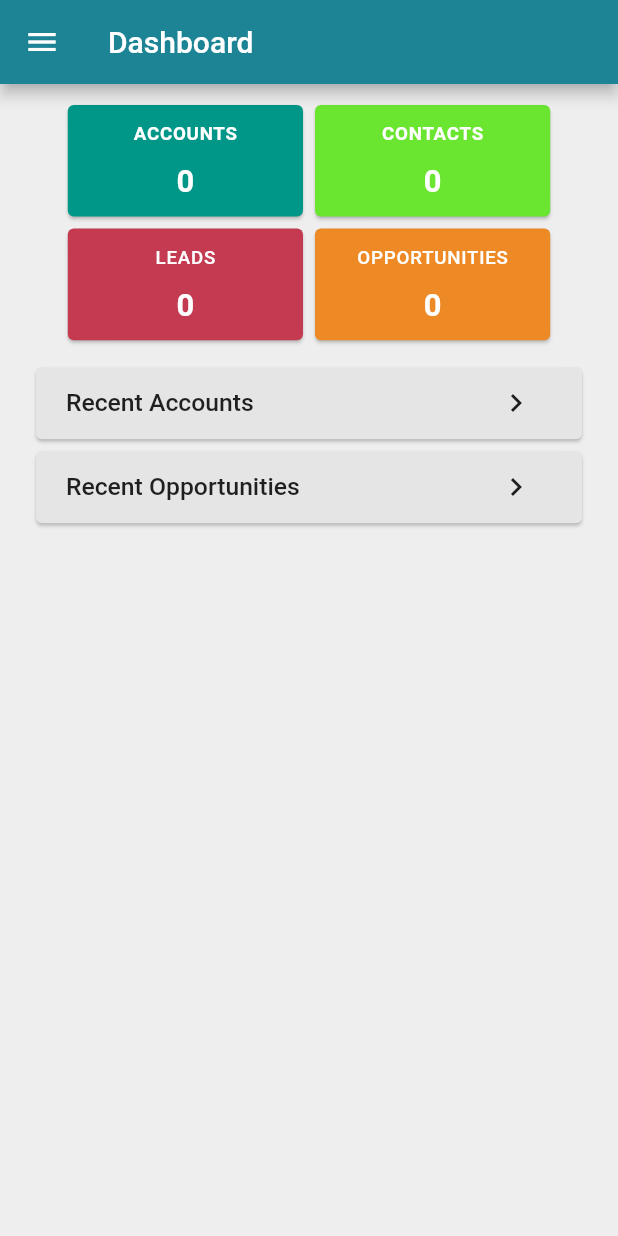
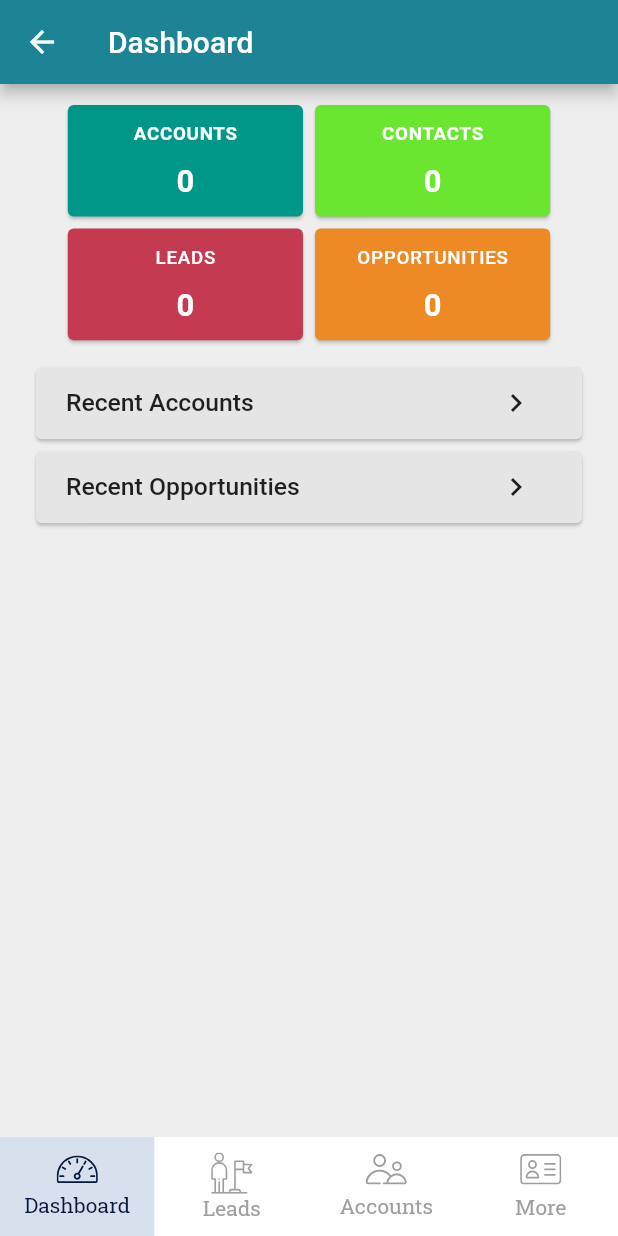
Before and after one commit to MicroPyramid/flutter-crm, a Flutter app: the Dashboard screen opened by its route, on a phone screen of 412 x 824 dp. Run offline on Flutter 3.47's test engine with Material 2 defaults, Android fonts, the phone set to English and light mode, and no system bars; our stand-ins replace connectivity, dropdown_search, file_picker, flushbar, flutter_svg, fluttertoast and 2 more; missing offline and left inert: json_table, smart_select, textfield_tags; accounts and stored records are empty.

Commit message:
sidebar seperate page

```diff
--- a/lib/main.dart
+++ b/lib/main.dart
@@ -16,6 +16,7 @@ import 'package:flutter_crm/ui/screens/marketing/campaigns/campaigns_index.dart'
 import 'package:flutter_crm/ui/screens/marketing/contacts/contacts_index.dart';
 import 'package:flutter_crm/ui/screens/marketing/dashboard/dashboard_index.dart';
 import 'package:flutter_crm/ui/screens/marketing/email_templates/email_index.dart';
+import 'package:flutter_crm/ui/screens/more_options_screen.dart';
 import 'package:flutter_crm/ui/screens/opportunities/opportunities_index.dart';
 import 'package:flutter_crm/ui/screens/profile/change_password.dart';
 import 'package:flutter_crm/ui/screens/profile/profile_details.dart';
@@ -47,7 +48,7 @@ class MyApp extends StatelessWidget {
         '/user_register': (BuildContext context) => UserRegister(),
         '/user_login': (BuildContext context) => UserLogin(),
         '/forgot_password': (BuildContext context) => ForgotPassword(),
-        '/sales_dashboard': (BuildContext context) => Dashboard(),
+        '/dashboard': (BuildContext context) => Dashboard(),
         '/accounts': (BuildContext context) => AccountsScreen(),
         '/cases': (BuildContext context) => CasesScreen(),
         '/sales_contacts': (BuildContext context) => ContactsScreen(),
@@ -67,7 +68,8 @@ class MyApp extends StatelessWidget {
         '/marketing_campaigns': (BuildContext context) =>
             MarketingCampaignsScreen(),
         '/profile_details': (BuildContext context) => ProfileDetails(),
-        '/create_account': (BuildContext context) => CreateAccountScreen()
+        '/create_account': (BuildContext context) => CreateAccountScreen(),
+        '/more_options': (BuildContext context) => MoreOptions()
       },
     );
   }
--- a/lib/ui/screens/accounts/accounts_index.dart
+++ b/lib/ui/screens/accounts/accounts_index.dart
@@ -8,6 +8,7 @@ import 'package:flutter/rendering.dart';
 import 'package:flutter/services.dart';
 import 'package:flutter/widgets.dart';
 import 'package:flutter_crm/ui/widgets/acc_overview_widget.dart';
+import 'package:flutter_crm/ui/widgets/bottom_navigation_bar.dart';
 import 'package:flutter_crm/ui/widgets/side_menu.dart';
 import 'package:flutter_crm/utils/utils.dart';
 import 'package:json_table/json_table.dart';
@@ -768,7 +769,6 @@ class _AccountsScreenState extends State<AccountsScreen>
               ),
               preferredSize: Size.fromHeight(screenSize.height * 0.05),
             )),
-        drawer: SideMenuDrawer(),
         body: json1.isEmpty
             ? Center(child: CircularProgressIndicator())
             : TabBarView(controller: _tabController, children: [
@@ -878,6 +878,7 @@ class _AccountsScreenState extends State<AccountsScreen>
             onPressed: () {
               Navigator.pushNamed(context, '/create_account');
             }),
+        bottomNavigationBar: BottomNavigationBarWidget(),
       ),
     );
   }
--- a/lib/ui/screens/authentication/login.dart
+++ b/lib/ui/screens/authentication/login.dart
@@ -40,7 +40,7 @@ class _UserLoginState extends State<UserLogin> {
       });
       await authBloc.getProfileDetails();
       Navigator.pushNamedAndRemoveUntil(
-          context, '/sales_dashboard', (route) => false);
+          context, '/dashboard', (route) => false);
     } else if (result['error'] == true) {
       setState(() {
         _errorMessage = result['message'];
--- a/lib/ui/screens/authentication/register.dart
+++ b/lib/ui/screens/authentication/register.dart
@@ -360,7 +360,7 @@ class _UserRegisterState extends State<UserRegister> {
                       //     decoration: BoxDecoration(
                       //       color: Colors.white,
                       //       borderRadius:
-                      //           BorderRadius.all(Radius.circular(10.0)),
+                      //           BorderRadius.all(Radius.circular(3.0)),
                       //     ),
                       //     child: Row(
                       //       mainAxisAlignment: MainAxisAlignment.spaceAround,
--- a/lib/ui/screens/dashboard/dashboard.dart
+++ b/lib/ui/screens/dashboard/dashboard.dart
@@ -1,4 +1,5 @@
 import 'package:flutter/material.dart';
+import 'package:flutter_crm/ui/widgets/bottom_navigation_bar.dart';
 import 'package:flutter_crm/ui/widgets/side_menu.dart';
 import 'package:flutter_crm/utils/utils.dart';
 
@@ -254,7 +255,7 @@ class _DashboardState extends State<Dashboard> {
         appBar: AppBar(
           title: Text('Dashboard'),
         ),
-        drawer: SideMenuDrawer(),
+        // drawer: SideMenuDrawer(),
         body: Container(
           child: Column(
             children: [
@@ -269,6 +270,7 @@ class _DashboardState extends State<Dashboard> {
             ],
           ),
         ),
+        bottomNavigationBar: BottomNavigationBarWidget(),
       ),
     );
   }
--- a/lib/ui/screens/splash_screen.dart
+++ b/lib/ui/screens/splash_screen.dart
@@ -29,7 +29,7 @@ class _SplashScreenState extends State<SplashScreen> {
       if (preferences.getString('authToken') != null &&
           preferences.getString('authToken') != "") {
         await authBloc.getProfileDetails();
-        Navigator.pushReplacementNamed(context, '/sales_dashboard');
+        Navigator.pushReplacementNamed(context, '/dashboard');
       } else {
         Navigator.pushReplacementNamed(context, '/sub_domain');
       }
--- /dev/null
+++ b/lib/ui/widgets/bottom_navigation_bar.dart
@@ -0,0 +1,195 @@
+import 'dart:core';
+
+import 'package:flutter/cupertino.dart';
+import 'package:flutter/material.dart';
+import 'package:flutter/rendering.dart';
+import 'package:flutter_crm/utils/utils.dart';
+import 'package:flutter_svg/flutter_svg.dart';
+import 'package:google_fonts/google_fonts.dart';
+
+class BottomNavigationBarWidget extends StatefulWidget {
+  @override
+  State createState() => _BottomNavigationBarWidgetState();
+}
+
+class _BottomNavigationBarWidgetState extends State<BottomNavigationBarWidget> {
+  String _currentBottomBarIndex = "0";
+  @override
+  void initState() {
+    setState(() {
+      _currentBottomBarIndex = currentBottomNavigationIndex;
+    });
+    super.initState();
+  }
+
+  @override
+  Widget build(BuildContext context) {
+    return Container(
+      height: screenHeight * 0.08,
+      color: Colors.white,
+      child: Row(
+        children: [
+          GestureDetector(
+            onTap: () {
+              Navigator.pushNamed(context, '/dashboard');
+              setState(() {
+                _currentBottomBarIndex = "0";
+              });
+              currentBottomNavigationIndex = _currentBottomBarIndex;
+            },
+            child: Container(
+              color: _currentBottomBarIndex == "0"
+                  ? Color.fromRGBO(215, 224, 236, 1)
+                  : Colors.white,
+              width: screenWidth * 0.25,
+              child: Column(
+                mainAxisAlignment: MainAxisAlignment.center,
+                children: [
+                  Container(
+                    child: SvgPicture.asset(
+                      'assets/images/dashboard_icon.svg',
+                      width: screenWidth / 15,
+                      color: _currentBottomBarIndex == "0"
+                          ? Theme.of(context).secondaryHeaderColor
+                          : Colors.grey,
+                    ),
+                  ),
+                  Container(
+                    margin: EdgeInsets.only(top: 5.0),
+                    child: Text(
+                      "Dashboard",
+                      style: GoogleFonts.robotoSlab(
+                          textStyle: TextStyle(
+                              color: _currentBottomBarIndex == "0"
+                                  ? Theme.of(context).secondaryHeaderColor
+                                  : Colors.grey)),
+                    ),
+                  )
+                ],
+              ),
+            ),
+          ),
+          GestureDetector(
+            onTap: () {
+              Navigator.pushNamed(context, '/leads');
+              setState(() {
+                _currentBottomBarIndex = "1";
+              });
+              currentBottomNavigationIndex = _currentBottomBarIndex;
+            },
+            child: Container(
+              color: _currentBottomBarIndex == "1"
+                  ? Color.fromRGBO(215, 224, 236, 1)
+                  : Colors.white,
+              width: screenWidth * 0.25,
+              child: Column(
+                mainAxisAlignment: MainAxisAlignment.center,
+                children: [
+                  Container(
+                    child: SvgPicture.asset(
+                      'assets/images/leads_icon.svg',
+                      width: screenWidth / 15,
+                      color: _currentBottomBarIndex == "1"
+                          ? Theme.of(context).secondaryHeaderColor
+                          : Colors.grey,
+                    ),
+                  ),
+                  Container(
+                    child: Text(
+                      "Leads",
+                      style: GoogleFonts.robotoSlab(
+                          textStyle: TextStyle(
+                              color: _currentBottomBarIndex == "1"
+                                  ? Theme.of(context).secondaryHeaderColor
+                                  : Colors.grey)),
+                    ),
+                  )
+                ],
+              ),
+            ),
+          ),
+          GestureDetector(
+            onTap: () {
+              Navigator.pushNamed(context, '/accounts');
+              setState(() {
+                _currentBottomBarIndex = "2";
+              });
+              currentBottomNavigationIndex = _currentBottomBarIndex;
+            },
+            child: Container(
+              color: _currentBottomBarIndex == "2"
+                  ? Color.fromRGBO(215, 224, 236, 1)
+                  : Colors.white,
+              width: screenWidth * 0.25,
+              child: Column(
+                mainAxisAlignment: MainAxisAlignment.center,
+                children: [
+                  Container(
+                    child: SvgPicture.asset(
+                      'assets/images/accounts_icon.svg',
+                      width: screenWidth / 15,
+                      color: _currentBottomBarIndex == "2"
+                          ? Theme.of(context).secondaryHeaderColor
+                          : Colors.grey,
+                    ),
+                  ),
+                  Container(
+                    margin: EdgeInsets.only(top: 5.0),
+                    child: Text(
+                      "Accounts",
+                      style: GoogleFonts.robotoSlab(
+                          textStyle: TextStyle(
+                              color: _currentBottomBarIndex == "2"
+                                  ? Theme.of(context).secondaryHeaderColor
+                                  : Colors.grey)),
+                    ),
+                  )
+                ],
+              ),
+            ),
+          ),
+          GestureDetector(
+            onTap: () {
+              Navigator.pushNamed(context, '/more_options');
+              setState(() {
+                _currentBottomBarIndex = "3";
+              });
+              currentBottomNavigationIndex = _currentBottomBarIndex;
+            },
+            child: Container(
+              color: _currentBottomBarIndex == "3"
+                  ? Color.fromRGBO(215, 224, 236, 1)
+                  : Colors.white,
+              width: screenWidth * 0.25,
+              child: Column(
+                mainAxisAlignment: MainAxisAlignment.center,
+                children: [
+                  Container(
+                    child: SvgPicture.asset(
+                      'assets/images/contacts_icon.svg',
+                      width: screenWidth / 15,
+                      color: _currentBottomBarIndex == "3"
+                          ? Theme.of(context).secondaryHeaderColor
+                          : Colors.grey,
+                    ),
+                  ),
+                  Container(
+                    margin: EdgeInsets.only(top: 5.0),
+                    child: Text(
+                      "More",
+                      style: GoogleFonts.robotoSlab(
+                          textStyle: TextStyle(
+                              color: _currentBottomBarIndex == "3"
+                                  ? Theme.of(context).secondaryHeaderColor
+                                  : Colors.grey)),
+                    ),
+                  )
+                ],
+              ),
+            ),
+          )
+        ],
+      ),
+    );
+  }
+}
--- a/lib/ui/widgets/side_menu.dart
+++ b/lib/ui/widgets/side_menu.dart
@@ -18,7 +18,7 @@ class _SideMenuState extends State<SideMenuDrawer> {
   final List _sideMenuList = [
     {
       'title': 'Dashboard',
-      'route': '/sales_dashboard',
+      'route': '/dashboard',
       'icon': 'assets/images/dashboard_icon.svg'
     },
     {
--- a/lib/utils/utils.dart
+++ b/lib/utils/utils.dart
@@ -6,6 +6,7 @@ import 'package:fluttertoast/fluttertoast.dart';
 var screenWidth;
 var screenHeight;
 Color submitButtonColor = Color.fromRGBO(75, 153, 90, 1);
+String currentBottomNavigationIndex = "0";
 
 OutlineInputBorder boxBorder() {
   return OutlineInputBorder(
```
Also changed, not shown: lib/ui/screens/leads/leads_index.dart (+9 -7 lines), lib/ui/screens/more_options_screen.dart (added, +344 -0 lines).
